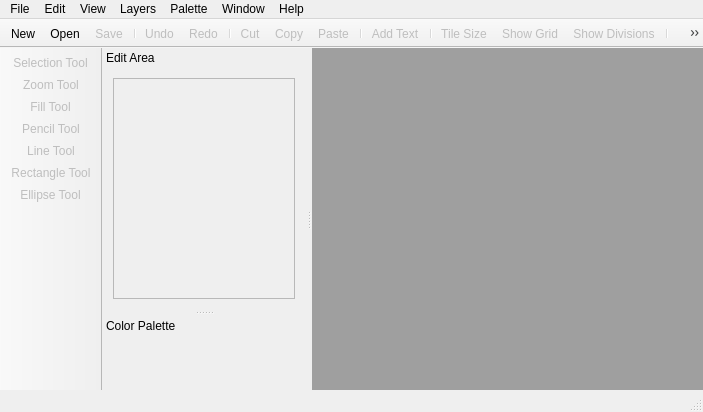
Before: the Qt Designer form screens/mainwindow.ui in LeoBusta/PixelBooster, drawn with Qt 5.
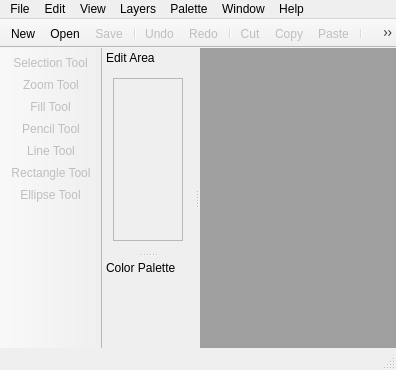
After: the same form once the commit is applied. Icons and pictures are not drawn. Custom widgets are drawn as their Qt base class.

Patch:
```diff
--- a/screens/mainwindow.ui
+++ b/screens/mainwindow.ui
@@ -6,8 +6,8 @@
    <rect>
     <x>0</x>
     <y>0</y>
-    <width>703</width>
-    <height>412</height>
+    <width>373</width>
+    <height>370</height>
    </rect>
   </property>
   <property name="windowTitle">
@@ -44,7 +44,7 @@
     <rect>
      <x>0</x>
      <y>0</y>
-     <width>703</width>
+     <width>373</width>
      <height>21</height>
     </rect>
    </property>
@@ -225,8 +225,8 @@
          <rect>
           <x>0</x>
           <y>0</y>
-          <width>164</width>
-          <height>167</height>
+          <width>157</width>
+          <height>139</height>
          </rect>
         </property>
         <layout class="QGridLayout" name="gridLayout">
@@ -312,26 +312,7 @@
              <number>0</number>
             </property>
             <item>
-             <widget class="QWidget" name="widget_2" native="true">
-              <property name="sizePolicy">
-               <sizepolicy hsizetype="Preferred" vsizetype="Preferred">
-                <horstretch>0</horstretch>
-                <verstretch>0</verstretch>
-               </sizepolicy>
-              </property>
-              <property name="minimumSize">
-               <size>
-                <width>100</width>
-                <height>100</height>
-               </size>
-              </property>
-              <property name="maximumSize">
-               <size>
-                <width>100</width>
-                <height>100</height>
-               </size>
-              </property>
-             </widget>
+             <widget class="ImageEditWidget" name="edit_widget" native="true"/>
             </item>
            </layout>
           </widget>
@@ -848,6 +829,14 @@
   </action>
  </widget>
  <layoutdefault spacing="6" margin="11"/>
+ <customwidgets>
+  <customwidget>
+   <class>ImageEditWidget</class>
+   <extends>QWidget</extends>
+   <header>widgets/image_edit_widget.h</header>
+   <container>1</container>
+  </customwidget>
+ </customwidgets>
  <resources>
   <include location="../resources/icons/icons.qrc"/>
  </resources>
```
